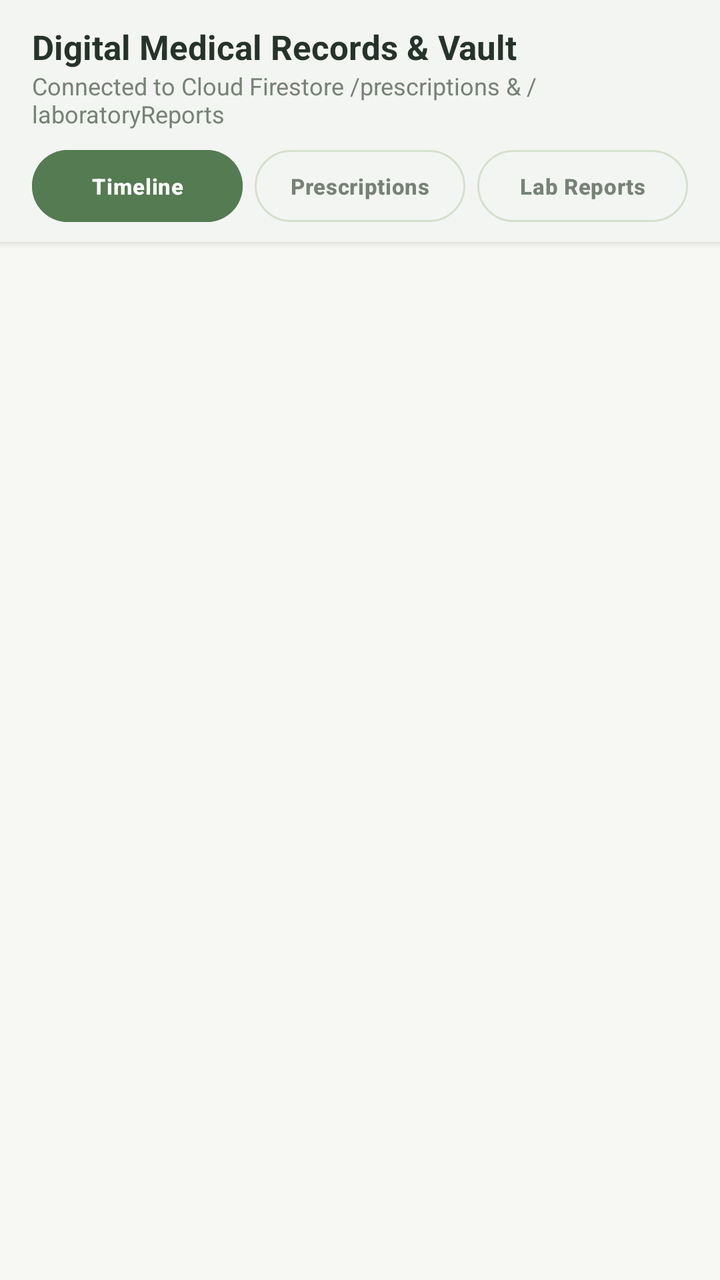
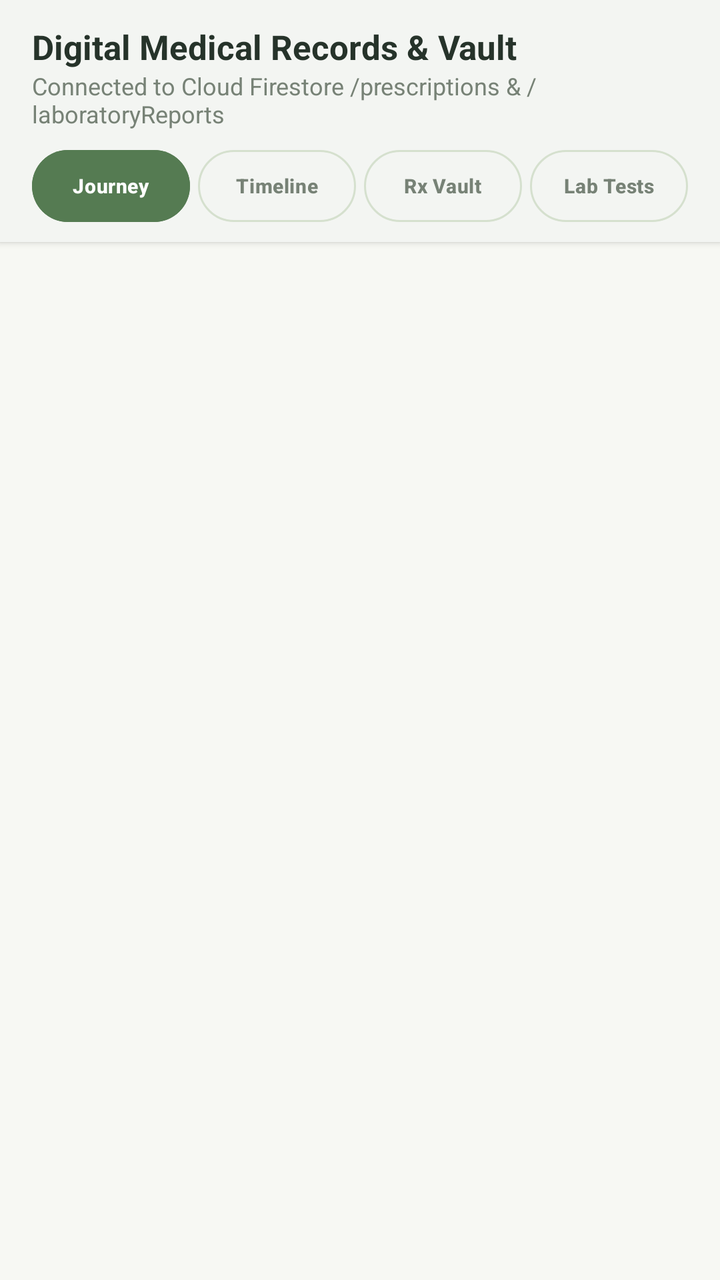

Before-and-after screenshots of an Android layout around one commit, followed by the original layout XML and the change that was made.
<!-- AndroidManifest.xml: application theme Theme.AROHI -->
<!-- res/layout/fragment_patient_records.xml -->
<?xml version="1.0" encoding="utf-8"?>
<LinearLayout xmlns:android="http://schemas.android.com/apk/res/android"
    xmlns:app="http://schemas.android.com/apk/res-auto"
    android:layout_width="match_parent"
    android:layout_height="match_parent"
    android:background="@color/surface_background"
    android:orientation="vertical">

    
    <com.google.android.material.card.MaterialCardView
        android:layout_width="match_parent"
        android:layout_height="wrap_content"
        app:cardBackgroundColor="@color/surface_card"
        app:cardCornerRadius="0dp"
        app:cardElevation="2dp"
        app:strokeWidth="0dp">

        <LinearLayout
            android:layout_width="match_parent"
            android:layout_height="wrap_content"
            android:orientation="vertical"
            android:paddingHorizontal="16dp"
            android:paddingTop="12dp"
            android:paddingBottom="10dp">

            
            <TextView
                android:layout_width="wrap_content"
                android:layout_height="wrap_content"
                android:text="Digital Medical Records &amp; Vault"
                android:textColor="@color/text_primary"
                android:textSize="17sp"
                android:textStyle="bold" />

            <TextView
                android:id="@+id/tvVaultSubtitle"
                android:layout_width="wrap_content"
                android:layout_height="wrap_content"
                android:text="Connected to Cloud Firestore /prescriptions &amp; /laboratoryReports"
                android:textColor="@color/text_secondary"
                android:textSize="12sp" />

            
            <LinearLayout
                android:layout_width="match_parent"
                android:layout_height="wrap_content"
                android:layout_marginTop="10dp"
                android:gravity="center"
                android:orientation="horizontal">

                <com.google.android.material.button.MaterialButton
                    android:id="@+id/btnTabTimeline"
                    style="@style/Widget.Material3.Button"
                    android:layout_width="0dp"
                    android:layout_height="36dp"
                    android:layout_marginEnd="6dp"
                    android:layout_weight="1"
                    android:backgroundTint="@color/primary_moss_green"
                    android:insetTop="0dp"
                    android:insetBottom="0dp"
                    android:maxLines="1"
                    android:minWidth="0dp"
                    android:paddingHorizontal="4dp"
                    android:text="Timeline"
                    android:textColor="@color/white"
                    android:textSize="11sp" />

                <com.google.android.material.button.MaterialButton
                    android:id="@+id/btnTabPrescriptions"
                    style="@style/Widget.Material3.Button.OutlinedButton"
                    android:layout_width="0dp"
                    android:layout_height="36dp"
                    android:layout_marginEnd="6dp"
                    android:layout_weight="1"
                    android:insetTop="0dp"
                    android:insetBottom="0dp"
                    android:maxLines="1"
                    android:minWidth="0dp"
                    android:paddingHorizontal="4dp"
                    android:text="Prescriptions"
                    android:textColor="@color/text_secondary"
                    android:textSize="11sp"
                    app:strokeColor="@color/border_stroke" />

                <com.google.android.material.button.MaterialButton
                    android:id="@+id/btnTabLabReports"
                    style="@style/Widget.Material3.Button.OutlinedButton"
                    android:layout_width="0dp"
                    android:layout_height="36dp"
                    android:layout_weight="1"
                    android:insetTop="0dp"
                    android:insetBottom="0dp"
                    android:maxLines="1"
                    android:minWidth="0dp"
                    android:paddingHorizontal="4dp"
                    android:text="Lab Reports"
                    android:textColor="@color/text_secondary"
                    android:textSize="11sp"
                    app:strokeColor="@color/border_stroke" />
            </LinearLayout>
        </LinearLayout>
    </com.google.android.material.card.MaterialCardView>

    
    <FrameLayout
        android:layout_width="match_parent"
        android:layout_height="match_parent"
        android:paddingHorizontal="16dp"
        android:paddingTop="12dp">

        <LinearLayout
            android:id="@+id/layoutRecordsEmpty"
            android:layout_width="match_parent"
            android:layout_height="wrap_content"
            android:layout_gravity="center"
            android:gravity="center"
            android:orientation="vertical"
            android:padding="20dp"
            android:visibility="gone">

            <ImageView
                android:layout_width="60dp"
                android:layout_height="60dp"
                android:src="@drawable/ic_nav_records"
                app:tint="@color/soft_sage" />

            <TextView
                android:id="@+id/tvRecordsEmptyTitle"
                android:layout_width="wrap_content"
                android:layout_height="wrap_content"
                android:layout_marginTop="10dp"
                android:text="No Medical Records"
                android:textColor="@color/text_primary"
                android:textSize="16sp"
                android:textStyle="bold" />

            <TextView
                android:id="@+id/tvRecordsEmptySub"
                android:layout_width="wrap_content"
                android:layout_height="wrap_content"
                android:layout_marginTop="4dp"
                android:gravity="center"
                android:text="Prescriptions and diagnostic laboratory reports issued by your doctor will automatically appear here."
                android:textColor="@color/text_secondary"
                android:textSize="12sp" />
        </LinearLayout>

        <androidx.recyclerview.widget.RecyclerView
            android:id="@+id/rvMedicalRecords"
            android:layout_width="match_parent"
            android:layout_height="match_parent"
            android:clipToPadding="false"
            android:paddingBottom="24dp" />
    </FrameLayout>
</LinearLayout>
<!-- resources referenced by this layout -->
<resources>
  <color name="border_stroke">#D5E0CE</color>
  <color name="primary_moss_green">#557B52</color>
  <color name="soft_sage">#AFC2A1</color>
  <color name="surface_background">#F7F8F3</color>
  <color name="surface_card">#FFFFFF</color>
  <color name="text_primary">#26332A</color>
  <color name="text_secondary">#778276</color>
  <color name="white">#FFFFFF</color>
  <!-- drawable ic_nav_records (drawable) -->
  <?xml version="1.0" encoding="utf-8"?>
  <vector xmlns:android="http://schemas.android.com/apk/res/android"
      android:width="24dp"
      android:height="24dp"
      android:viewportWidth="24"
      android:viewportHeight="24">
      <path
          android:fillColor="#263D2B"
          android:pathData="M19,3h-4.18C14.4,1.84 13.3,1 12,1c-1.3,0 -2.4,0.84 -2.82,2H5c-1.1,0 -2,0.9 -2,2v14c0,1.1 0.9,2 2,2h14c1.1,0 2,-0.9 2,-2V5C21,3.9 20.1,3 19,3zM12,3c0.55,0 1,0.45 1,1s-0.45,1 -1,1 -1,-0.45 -1,-1 0.45,-1 1,-1zM14,17H7v-2h7v2zM17,13H7v-2h10v2zM17,9H7V7h10v2z" />
  </vector>
  <color name="pale_mint">#E8EFE2</color>
  <color name="deep_forest_green">#263D2B</color>
  <color name="secondary_sage">#819B75</color>
  <color name="status_emergency">#C94B4B</color>
  <color name="status_emergency_bg">#FDECEC</color>
  <color name="warm_ivory">#F7F8F3</color>
  <style name="Widget.AROHI.Button.Primary" parent="Widget.Material3.Button">
          <item name="android:minHeight">@dimen/button_height</item>
          <item name="android:textColor">@color/white</item>
          <item name="android:textSize">15sp</item>
          <item name="android:textStyle">bold</item>
          <item name="android:letterSpacing">0.02</item>
          <item name="backgroundTint">@color/primary_moss_green</item>
          <item name="cornerRadius">@dimen/input_corner_radius</item>
          <item name="elevation">0dp</item>
      </style>
  <style name="Widget.AROHI.TextInputLayout" parent="Widget.Material3.TextInputLayout.OutlinedBox">
          <item name="boxBackgroundColor">@color/white</item>
          <item name="boxStrokeColor">@color/primary_moss_green</item>
          <item name="boxStrokeWidth">1dp</item>
          <item name="boxStrokeWidthFocused">2dp</item>
          <item name="boxCornerRadiusTopStart">@dimen/input_corner_radius</item>
          <item name="boxCornerRadiusTopEnd">@dimen/input_corner_radius</item>
          <item name="boxCornerRadiusBottomStart">@dimen/input_corner_radius</item>
          <item name="boxCornerRadiusBottomEnd">@dimen/input_corner_radius</item>
          <item name="hintTextColor">@color/primary_moss_green</item>
          <item name="errorTextColor">@color/status_emergency</item>
          <item name="boxStrokeErrorColor">@color/status_emergency</item>
      </style>
  <style name="Widget.AROHI.Card" parent="Widget.Material3.CardView.Elevated">
          <item name="cardBackgroundColor">@color/surface_card</item>
          <item name="cardCornerRadius">@dimen/radius_md</item>
          <item name="cardElevation">@dimen/card_elevation</item>
          <item name="strokeColor">@color/border_stroke</item>
          <item name="strokeWidth">@dimen/card_stroke_width</item>
      </style>
  <dimen name="button_height">54dp</dimen>
  <dimen name="input_corner_radius">12dp</dimen>
  <dimen name="radius_md">16dp</dimen>
  <dimen name="card_elevation">2dp</dimen>
  <dimen name="card_stroke_width">1dp</dimen>
  <!-- unchanged entries left out for length: 1 -->
</resources>

<!-- the commit's change to res/layout/fragment_patient_records.xml (unified diff, before → after) -->
@@ -49,37 +49,54 @@
                 android:orientation="horizontal">
 
                 <com.google.android.material.button.MaterialButton
-                    android:id="@+id/btnTabTimeline"
+                    android:id="@+id/btnTabJourney"
                     style="@style/Widget.Material3.Button"
                     android:layout_width="0dp"
                     android:layout_height="36dp"
-                    android:layout_marginEnd="6dp"
+                    android:layout_marginEnd="4dp"
                     android:layout_weight="1"
                     android:backgroundTint="@color/primary_moss_green"
                     android:insetTop="0dp"
                     android:insetBottom="0dp"
                     android:maxLines="1"
                     android:minWidth="0dp"
-                    android:paddingHorizontal="4dp"
+                    android:paddingHorizontal="2dp"
+                    android:text="Journey"
+                    android:textColor="@color/white"
+                    android:textSize="10sp" />
+
+                <com.google.android.material.button.MaterialButton
+                    android:id="@+id/btnTabTimeline"
+                    style="@style/Widget.Material3.Button.OutlinedButton"
+                    android:layout_width="0dp"
+                    android:layout_height="36dp"
+                    android:layout_marginEnd="4dp"
+                    android:layout_weight="1"
+                    android:insetTop="0dp"
+                    android:insetBottom="0dp"
+                    android:maxLines="1"
+                    android:minWidth="0dp"
+                    android:paddingHorizontal="2dp"
                     android:text="Timeline"
-                    android:textColor="@color/white"
-                    android:textSize="11sp" />
+                    android:textColor="@color/text_secondary"
+                    android:textSize="10sp"
+                    app:strokeColor="@color/border_stroke" />
 
                 <com.google.android.material.button.MaterialButton
                     android:id="@+id/btnTabPrescriptions"
                     style="@style/Widget.Material3.Button.OutlinedButton"
                     android:layout_width="0dp"
                     android:layout_height="36dp"
-                    android:layout_marginEnd="6dp"
+                    android:layout_marginEnd="4dp"
                     android:layout_weight="1"
                     android:insetTop="0dp"
                     android:insetBottom="0dp"
                     android:maxLines="1"
                     android:minWidth="0dp"
-                    android:paddingHorizontal="4dp"
-                    android:text="Prescriptions"
+                    android:paddingHorizontal="2dp"
+                    android:text="Rx Vault"
                     android:textColor="@color/text_secondary"
-                    android:textSize="11sp"
+                    android:textSize="10sp"
                     app:strokeColor="@color/border_stroke" />
 
                 <com.google.android.material.button.MaterialButton
@@ -92,10 +109,10 @@
                     android:insetBottom="0dp"
                     android:maxLines="1"
                     android:minWidth="0dp"
-                    android:paddingHorizontal="4dp"
-                    android:text="Lab Reports"
+                    android:paddingHorizontal="2dp"
+                    android:text="Lab Tests"
                     android:textColor="@color/text_secondary"
-                    android:textSize="11sp"
+                    android:textSize="10sp"
                     app:strokeColor="@color/border_stroke" />
             </LinearLayout>
         </LinearLayout>
